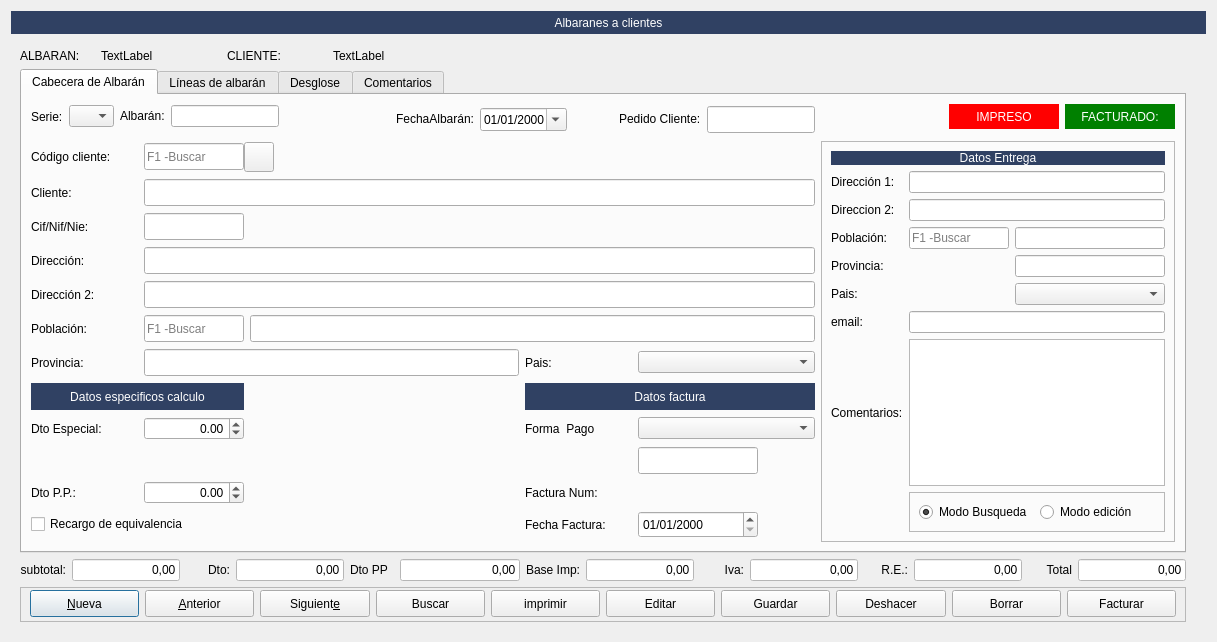
Qt form Zona_Ventas/frmalbaran.ui (arcnexus/RedFoX) before a commit.
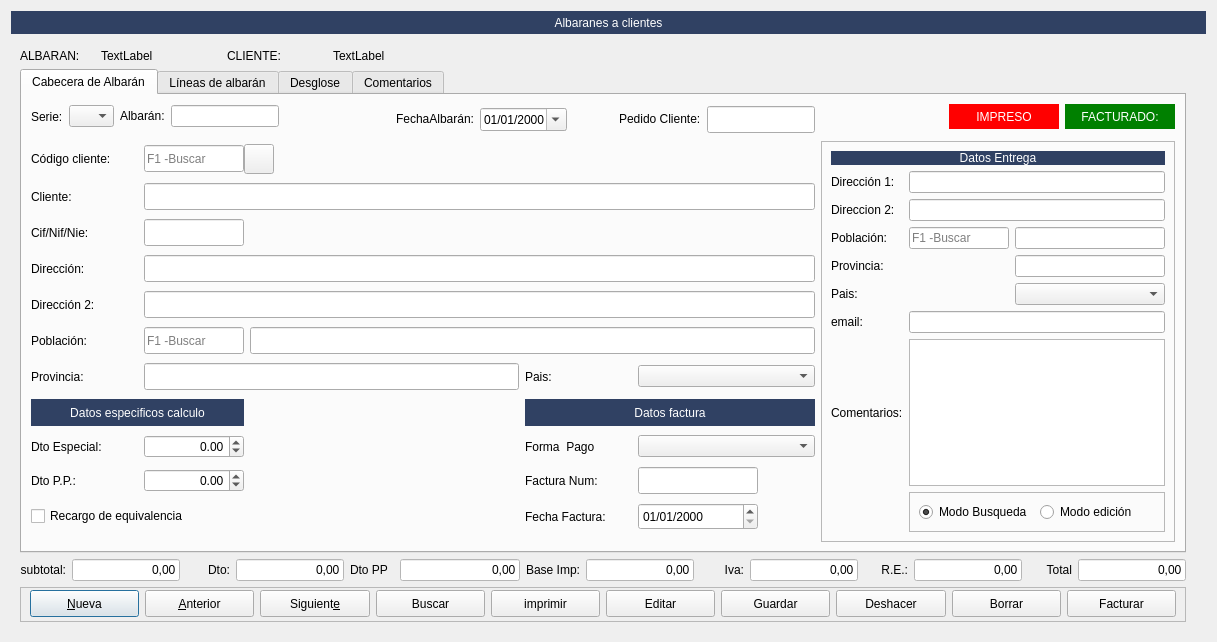
The same form after that commit. Icons and pictures are not drawn.

The edit to the form file:
```diff
--- a/Zona_Ventas/frmalbaran.ui
+++ b/Zona_Ventas/frmalbaran.ui
@@ -1359,7 +1359,7 @@
                </property>
               </widget>
              </item>
-             <item row="10" column="4">
+             <item row="11" column="4">
               <widget class="QLineEdit" name="txtcNumFra">
                <property name="sizePolicy">
                 <sizepolicy hsizetype="Preferred" vsizetype="Fixed">
```
